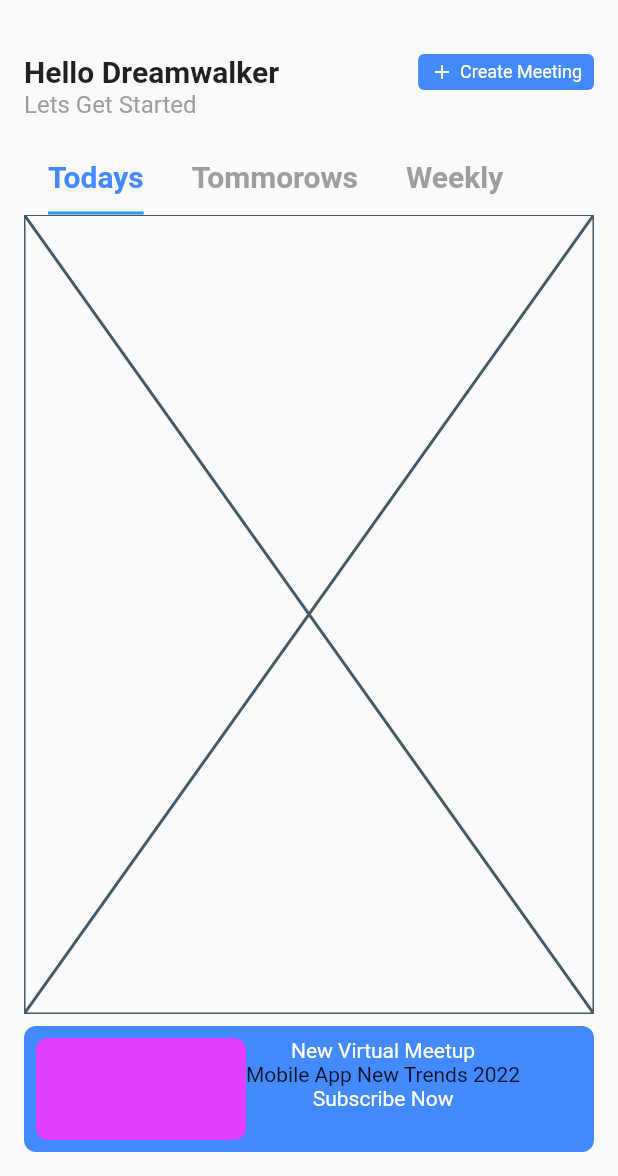
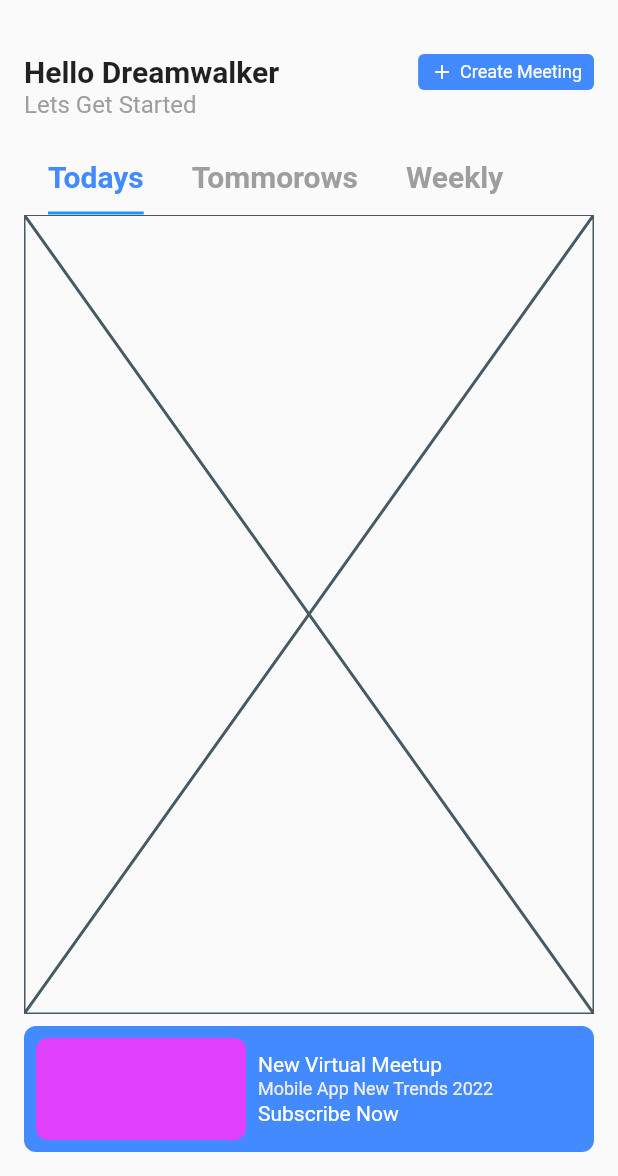
Before and after one commit to JAICHANGPARK/flutter_notebook_19th_story, a Flutter app: the screen it shows after launch, on a phone screen of 412 x 824 dp, the part 60-1236 px from its top. Run offline on Flutter 3.47's test engine with Material 2 defaults, Android fonts, the phone set to English and light mode, and no system bars; our stand-ins replace bubble_tab_indicator, cached_network_image, countup, fl_chart, flutter_riverpod, freezed_annotation and 2 more.

Commit message:
Update office_main_page.dart

```diff
--- a/lib/ep1139_office_meeting_app/src/ui/office_main_page.dart
+++ b/lib/ep1139_office_meeting_app/src/ui/office_main_page.dart
@@ -147,25 +147,39 @@ class _OfficeMainPageState extends State<OfficeMainPage> {
                           borderRadius: BorderRadius.circular(8),
                         ),
                       ),
-                      Column(
+                      Padding(
+                        padding: const EdgeInsets.all(8.0),
+                        child: Column(
+
+                          crossAxisAlignment: CrossAxisAlignment.start,
+                          mainAxisAlignment: MainAxisAlignment.spaceEvenly,
                           children: [
                             Text(
                               "New Virtual Meetup",
                               style: TextStyle(
                                 color: Colors.white,
+
                               ),
                             ),
-                          Text("Mobile App New Trends 2022"),
+                            Text("Mobile App New Trends 2022",style: TextStyle(
+                              fontSize: 12,
+                              color: Colors.grey[200]
+                            ),),
                             Container(
+                              decoration: BoxDecoration(
+
+                              ),
                               child: Center(
                                 child: Text(
                                   "Subscribe Now",
                                   style: TextStyle(
                                     color: Colors.white,
                                   ),
-                            )),
+                                ),
+                              ),
                             )
                           ],
+                        ),
                       )
                     ],
                   ),
```
Lines whose indentation alone changed are shown as unchanged.
